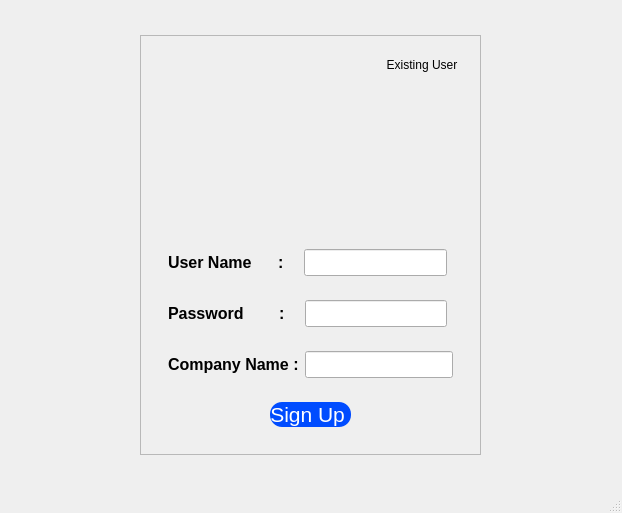
The window that login.ui (AjasMohammed/BillingApp) describes before a commit, drawn with Qt 5.
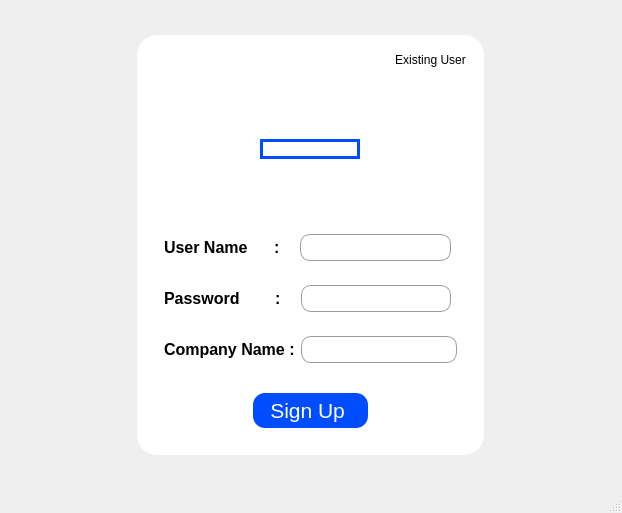
The same window after the commit. The open tabs and pages were chosen to show the change. Icons and pictures are not drawn.

Commit message:
Made some changes in the Widgets.py file which comes with the QT-PyQt-PySide-Custom-Widgets package. Changed the if condition 'if QPushButtonGroup in data:' in the function 'applyJsonStyle' and also made some changes to the function 'checkButtonGroup'.
modified the UI of the login page

Diff of the .ui file:
```diff
--- a/login.ui
+++ b/login.ui
@@ -29,6 +29,15 @@
         <height>438</height>
        </size>
       </property>
+      <property name="font">
+       <font>
+        <pointsize>10</pointsize>
+       </font>
+      </property>
+      <property name="styleSheet">
+       <string>border-radius: 10px;
+border-color: rgb(156, 156, 156);</string>
+      </property>
       <property name="currentIndex">
        <number>1</number>
       </property>
@@ -42,6 +51,10 @@
             <verstretch>0</verstretch>
            </sizepolicy>
           </property>
+          <property name="styleSheet">
+           <string notr="true">background-color: rgb(255, 255, 255);
+border-radius: 20px;</string>
+          </property>
           <property name="frameShape">
            <enum>QFrame::StyledPanel</enum>
           </property>
@@ -75,20 +88,30 @@
            <item alignment="Qt::AlignTop">
             <widget class="QWidget" name="widget_16" native="true">
              <layout class="QVBoxLayout" name="verticalLayout_14">
-              <item>
+              <item alignment="Qt::AlignHCenter|Qt::AlignTop">
                <widget class="QPushButton" name="pushButton">
                 <property name="sizePolicy">
-                 <sizepolicy hsizetype="Minimum" vsizetype="Fixed">
+                 <sizepolicy hsizetype="Fixed" vsizetype="Fixed">
                   <horstretch>0</horstretch>
                   <verstretch>0</verstretch>
                  </sizepolicy>
                 </property>
+                <property name="minimumSize">
+                 <size>
+                  <width>100</width>
+                  <height>0</height>
+                 </size>
+                </property>
                 <property name="maximumSize">
                  <size>
                   <width>16777215</width>
                   <height>100</height>
                  </size>
                 </property>
+                <property name="styleSheet">
+                 <string notr="true">border:3px solid #004cff;
+border-radius:50px</string>
+                </property>
                 <property name="text">
                  <string/>
                 </property>
@@ -144,11 +167,22 @@
                  </item>
                  <item>
                   <widget class="QLineEdit" name="username_field_signup">
+                   <property name="minimumSize">
+                    <size>
+                     <width>150</width>
+                     <height>27</height>
+                    </size>
+                   </property>
                    <property name="font">
                     <font>
-                     <pointsize>12</pointsize>
+                     <pointsize>10</pointsize>
                     </font>
                    </property>
+                   <property name="styleSheet">
+                    <string notr="true">border-radius: 10px;
+border: 1px solid;
+border-color: rgb(156, 156, 156);</string>
+                   </property>
                   </widget>
                  </item>
                 </layout>
@@ -179,11 +213,22 @@
                  </item>
                  <item>
                   <widget class="QLineEdit" name="password_field_signup">
+                   <property name="minimumSize">
+                    <size>
+                     <width>150</width>
+                     <height>27</height>
+                    </size>
+                   </property>
                    <property name="font">
                     <font>
-                     <pointsize>12</pointsize>
+                     <pointsize>10</pointsize>
                     </font>
                    </property>
+                   <property name="styleSheet">
+                    <string notr="true">border-radius: 10px;
+border: 1px solid;
+border-color: rgb(156, 156, 156);</string>
+                   </property>
                    <property name="inputMethodHints">
                     <set>Qt::ImhHiddenText|Qt::ImhNoAutoUppercase|Qt::ImhNoPredictiveText|Qt::ImhSensitiveData</set>
                    </property>
@@ -214,11 +259,22 @@
                  </item>
                  <item>
                   <widget class="QLineEdit" name="company_name_field">
+                   <property name="minimumSize">
+                    <size>
+                     <width>150</width>
+                     <height>27</height>
+                    </size>
+                   </property>
                    <property name="font">
                     <font>
-                     <pointsize>12</pointsize>
+                     <pointsize>10</pointsize>
                     </font>
                    </property>
+                   <property name="styleSheet">
+                    <string notr="true">border-radius: 10px;
+border: 1px solid;
+border-color: rgb(156, 156, 156);</string>
+                   </property>
                   </widget>
                  </item>
                 </layout>
@@ -234,7 +290,7 @@
                   <number>9</number>
                  </property>
                  <property name="topMargin">
-                  <number>9</number>
+                  <number>15</number>
                  </property>
                  <property name="rightMargin">
                   <number>9</number>
@@ -250,6 +306,12 @@
                      <verstretch>0</verstretch>
                     </sizepolicy>
                    </property>
+                   <property name="minimumSize">
+                    <size>
+                     <width>115</width>
+                     <height>35</height>
+                    </size>
+                   </property>
                    <property name="maximumSize">
                     <size>
                      <width>212</width>
```
Left out of the diff: 58 changed lines with no effect on the pictures. Lines whose indentation alone changed are shown as unchanged. The commit also changes 2 other files.
